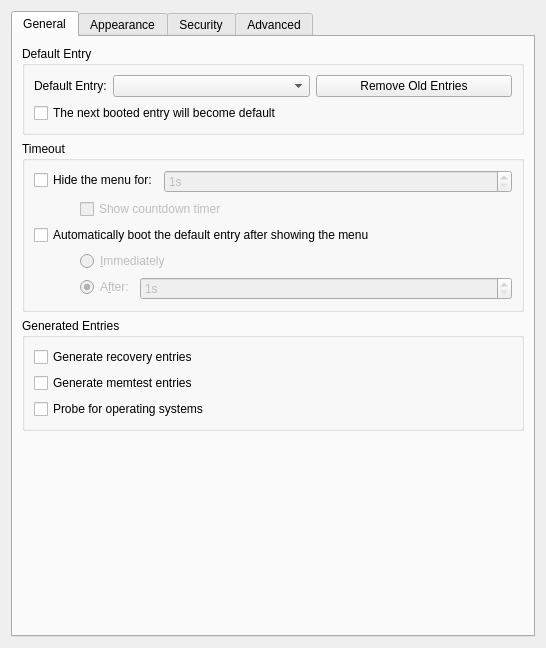
This is ui/kcm_grub2.ui in maz-1/grub2-editor as Qt 5 draws it before an edit. The edited form follows.
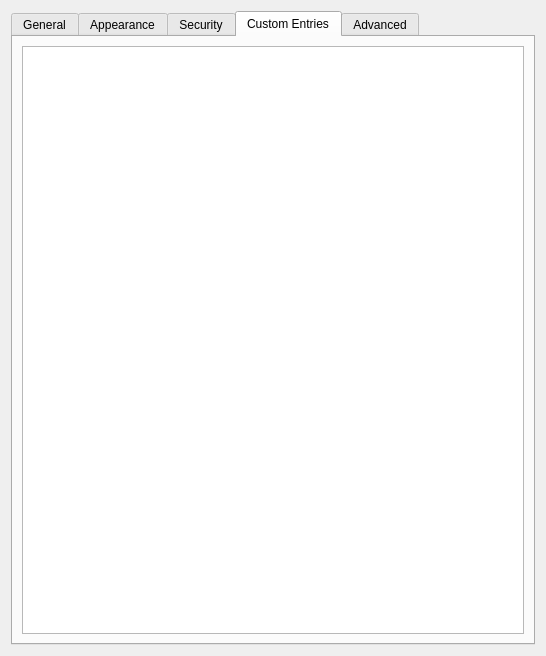
This is the edited form. The open tabs and pages were chosen to show the change. Icons and pictures are not drawn. Custom widgets are drawn as their Qt base class.

Commit message: add tab to edit custom entries

Patch:
```diff
--- a/ui/kcm_grub2.ui
+++ b/ui/kcm_grub2.ui
@@ -7,7 +7,7 @@
     <x>0</x>
     <y>0</y>
     <width>546</width>
-    <height>648</height>
+    <height>656</height>
    </rect>
   </property>
   <layout class="QGridLayout" name="gridLayout_6">
@@ -646,6 +646,16 @@
        </item>
       </layout>
      </widget>
+     <widget class="QWidget" name="tab_custom">
+      <attribute name="title">
+       <string comment="@title:tab Refers to custom entries.">Custom Entries</string>
+      </attribute>
+      <layout class="QGridLayout" name="gridLayout_11">
+       <item row="0" column="0">
+        <widget class="QPlainTextEdit" name="edit_customEntries"/>
+       </item>
+      </layout>
+     </widget>
      <widget class="QWidget" name="tab_advanced">
       <attribute name="title">
        <string comment="@title:tab Refers to settings.">Advanced</string>
```
Left out of the diff: 10 changed lines with no effect on the pictures. The commit also changes 36 other files.
